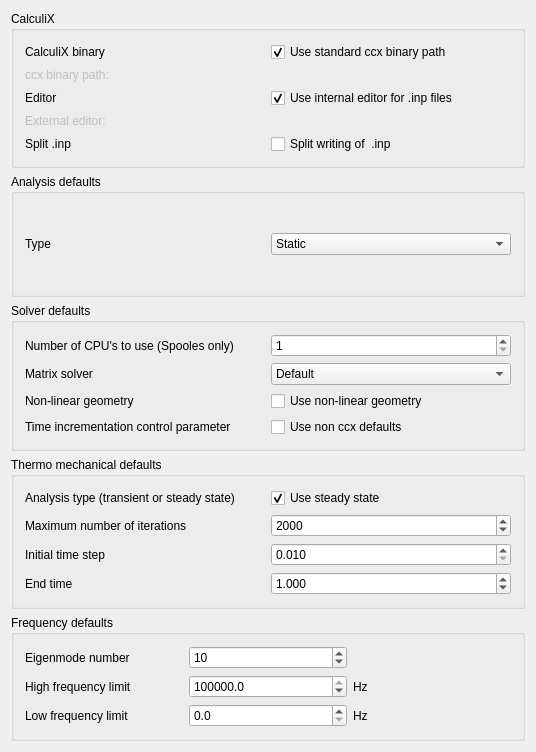
Above: src/Mod/Fem/Gui/DlgSettingsFemCcx.ui from makkemal/FreeCAD before the change. Below: the same form after it.
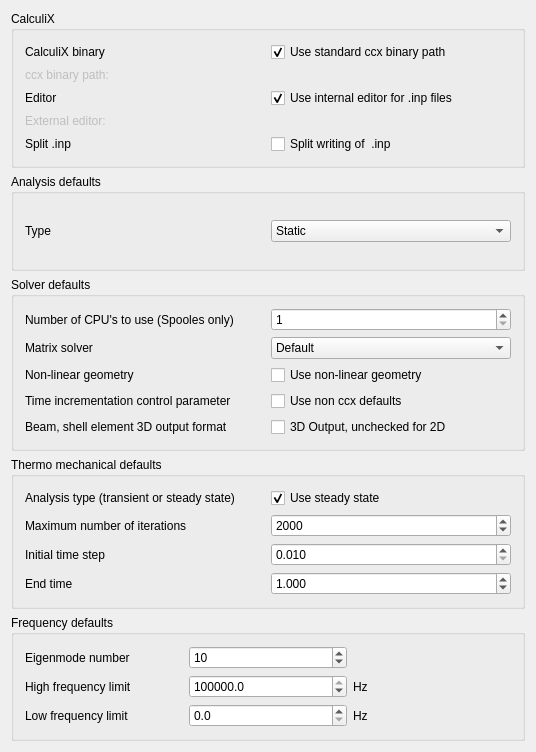
That is the form after the change. Icons and pictures are not drawn. Custom widgets are drawn as their Qt base class.

Commit message: FEM 3D Beam shell output ui update

```diff
--- a/src/Mod/Fem/Gui/DlgSettingsFemCcx.ui
+++ b/src/Mod/Fem/Gui/DlgSettingsFemCcx.ui
@@ -393,6 +393,29 @@
             </property>
            </widget>
           </item>
+           <item row="5" column="1">
+           <widget class="Gui::PrefCheckBox" name="cb_BeamShellOutput">
+            <property name="text">
+             <string>3D Output, unchecked for 2D</string>
+            </property>
+            <property name="checked">
+             <bool>false</bool>
+            </property>
+            <property name="prefEntry" stdset="0">
+             <cstring>BeamShellOutput</cstring>
+            </property>
+            <property name="prefPath" stdset="0">
+             <cstring>Mod/Fem/Ccx</cstring>
+            </property>
+           </widget>
+          </item>
+          <item row="5" column="0">
+           <widget class="QLabel" name="l_BeamShellOutput">
+            <property name="text">
+             <string>Beam, shell element 3D output format </string>
+            </property>
+           </widget>
+          </item>
          </layout>
         </item>
        </layout>
```
